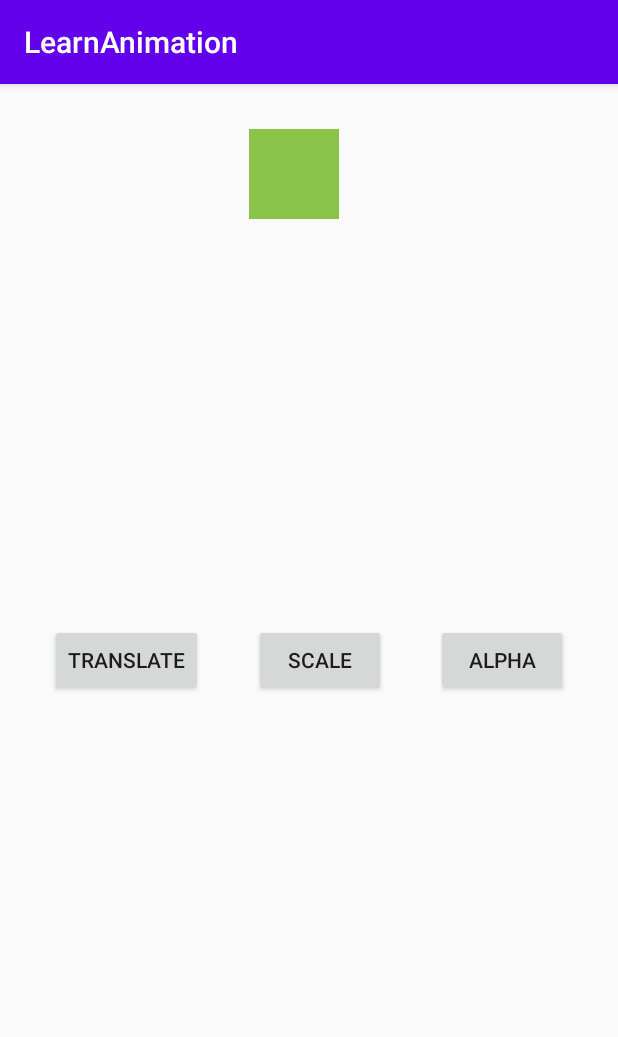
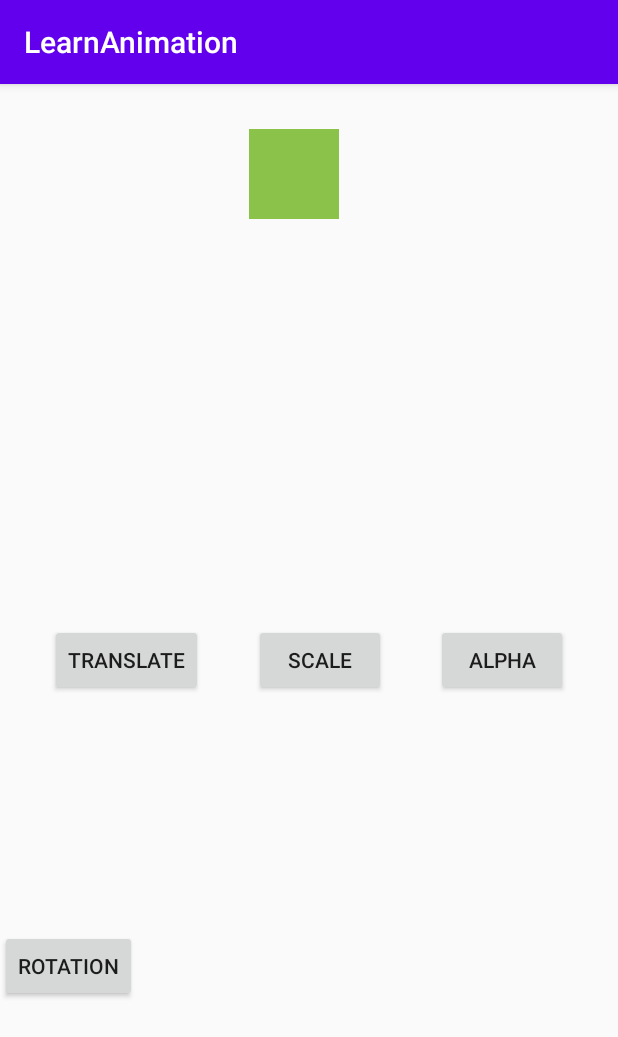
Before and after one commit to trunghaudinh/animation, an Android app: the TweenAnimation screen opened directly, with no data from a screen before it, after a tap on "TRANSLATE", on a phone screen of 412 x 824 dp. Shown: the top 1037 px of the screen. Run offline under Robolectric (Android 15) with nearby library versions, the phone set to English and light mode, and no system bars; 2 other taps on this screen came first.

Commit message:
Add more animation

```diff
--- a/app/src/main/java/vn/trunghaudinh/learnanimation/DrawableAnimation.kt
+++ b/app/src/main/java/vn/trunghaudinh/learnanimation/DrawableAnimation.kt
@@ -17,7 +17,7 @@ class DrawableAnimation : AppCompatActivity() {
 
         animation = imvDoraemon.background as AnimationDrawable?
 
-        btnStart.setOnClickListener {
+        btnStartTranslate.setOnClickListener {
             if (animation?.isRunning!!){
                 animation?.stop()
             }else{
--- a/app/src/main/java/vn/trunghaudinh/learnanimation/TweenAnimation.kt
+++ b/app/src/main/java/vn/trunghaudinh/learnanimation/TweenAnimation.kt
@@ -1,8 +1,10 @@
 package vn.trunghaudinh.learnanimation
 
+import android.animation.AnimatorSet
 import androidx.appcompat.app.AppCompatActivity
 import android.os.Bundle
 import android.view.animation.Animation
+import android.view.animation.AnimationSet
 import android.view.animation.AnimationUtils
 import kotlinx.android.synthetic.main.activity_tween_animation.*
 
@@ -10,21 +12,37 @@ class TweenAnimation : AppCompatActivity() {
 
     var animationTranslate : Animation? = null
     var animationScale : Animation? = null
+    var animationAlpha : Animation? = null
+    var animationRotation : Animation? = null
 
     override fun onCreate(savedInstanceState: Bundle?) {
         super.onCreate(savedInstanceState)
         setContentView(R.layout.activity_tween_animation)
 
-        animationTranslate = AnimationUtils.loadAnimation(this,R.anim.anim_translate);
-        animationScale = AnimationUtils.loadAnimation(this,R.anim.anim_scale);
+        animationTranslate = AnimationUtils.loadAnimation(this,R.anim.anim_translate)
+        animationScale = AnimationUtils.loadAnimation(this,R.anim.anim_scale)
+        animationRotation = AnimationUtils.loadAnimation(this,R.anim.anim_rotation)
+        animationAlpha = AnimationUtils.loadAnimation(this,R.anim.anim_alpha)
 
 
-        btnStart.setOnClickListener {
-            view1.startAnimation(animationTranslate)
+        btnStartTranslate.setOnClickListener {
+            val animationSet = AnimationSet(false)
+            animationSet.addAnimation(animationTranslate)
+//            animationSet.addAnimation(animationAlpha)
+            animationSet.addAnimation(animationRotation)
+            view1.startAnimation(animationSet)
         }
 
-        btnStart2.setOnClickListener {
+        btnStartScale.setOnClickListener {
             view1.startAnimation(animationScale)
+        }
+
+        btnStartRotation.setOnClickListener{
+            view1.startAnimation(animationRotation)
+        }
+
+        btnStartAlpha.setOnClickListener{
+            view1.startAnimation(animationAlpha)
         }
 
     }
--- /dev/null
+++ b/app/src/main/res/anim/anim_alpha.xml
@@ -0,0 +1,7 @@
+<?xml version="1.0" encoding="utf-8"?>
+<set xmlns:android="http://schemas.android.com/apk/res/android">
+    <alpha
+        android:duration="5000"
+        android:fromAlpha="1"
+        android:toAlpha="0"/>
+</set>
--- /dev/null
+++ b/app/src/main/res/anim/anim_rotation.xml
@@ -0,0 +1,9 @@
+<?xml version="1.0" encoding="utf-8"?>
+<set xmlns:android="http://schemas.android.com/apk/res/android">
+    <rotate
+        android:duration="5000"
+        android:fromDegrees="0"
+        android:toDegrees="360"
+        android:pivotX="50%"
+        android:pivotY="50%" />
+</set>
--- a/app/src/main/res/anim/anim_translate.xml
+++ b/app/src/main/res/anim/anim_translate.xml
@@ -1,9 +1,28 @@
 <?xml version="1.0" encoding="utf-8"?>
-<set xmlns:android="http://schemas.android.com/apk/res/android">
+<set xmlns:android="http://schemas.android.com/apk/res/android" >
     <translate
+        android:duration="5000"
         android:fromXDelta="0"
         android:fromYDelta="0"
         android:toXDelta="0"
         android:toYDelta="600"
-        android:duration="5000"/>
+        android:pivotX="50%"
+        android:pivotY="50%"
+        android:repeatMode="restart"/>
+<!--    <set>-->
+<!--        <alpha-->
+<!--            android:duration="5000"-->
+<!--            android:fromAlpha="1"-->
+<!--            android:toAlpha="0"-->
+<!--            android:pivotX="50%"-->
+<!--            android:pivotY="50%"/>-->
+<!--        <rotate-->
+<!--            android:duration="5000"-->
+<!--            android:fromDegrees="0"-->
+<!--            android:pivotX="50%"-->
+<!--            android:pivotY="50%"-->
+<!--            android:toDegrees="360" />-->
+<!--    </set>-->
+
+
 </set>
--- a/app/src/main/res/layout/activity_demo_drawable_animation.xml
+++ b/app/src/main/res/layout/activity_demo_drawable_animation.xml
@@ -16,7 +16,7 @@
         app:layout_constraintTop_toTopOf="parent" />
 
     <Button
-        android:id="@+id/btnStart"
+        android:id="@+id/btnStartTranslate"
         android:layout_width="wrap_content"
         android:layout_height="wrap_content"
         android:text="start"
--- a/app/src/main/res/layout/activity_tween_animation.xml
+++ b/app/src/main/res/layout/activity_tween_animation.xml
@@ -18,36 +18,46 @@
         app:layout_constraintTop_toTopOf="parent" />
 
     <Button
-        android:id="@+id/btnStart3"
+        android:id="@+id/btnStartAlpha"
         android:layout_width="wrap_content"
         android:layout_height="wrap_content"
         android:text="Alpha"
         app:layout_constraintBottom_toBottomOf="parent"
         app:layout_constraintEnd_toEndOf="parent"
         app:layout_constraintHorizontal_bias="0.5"
-        app:layout_constraintStart_toEndOf="@+id/btnStart2"
+        app:layout_constraintStart_toEndOf="@+id/btnStartScale"
         app:layout_constraintTop_toTopOf="parent" />
 
     <Button
-        android:id="@+id/btnStart2"
+        android:id="@+id/btnStartScale"
         android:layout_width="wrap_content"
         android:layout_height="wrap_content"
         android:text="scale"
         app:layout_constraintBottom_toBottomOf="parent"
-        app:layout_constraintEnd_toStartOf="@+id/btnStart3"
+        app:layout_constraintEnd_toStartOf="@+id/btnStartAlpha"
         app:layout_constraintHorizontal_bias="0.5"
-        app:layout_constraintStart_toEndOf="@+id/btnStart"
+        app:layout_constraintStart_toEndOf="@+id/btnStartTranslate"
         app:layout_constraintTop_toTopOf="parent" />
 
     <Button
-        android:id="@+id/btnStart"
+        android:id="@+id/btnStartTranslate"
         android:layout_width="wrap_content"
         android:layout_height="wrap_content"
         android:text="Translate"
         app:layout_constraintBottom_toBottomOf="parent"
-        app:layout_constraintEnd_toStartOf="@+id/btnStart2"
+        app:layout_constraintEnd_toStartOf="@+id/btnStartScale"
         app:layout_constraintHorizontal_bias="0.5"
         app:layout_constraintStart_toStartOf="parent"
         app:layout_constraintTop_toTopOf="parent" />
 
+    <Button
+        android:id="@+id/btnStartRotation"
+        android:layout_width="wrap_content"
+        android:layout_height="wrap_content"
+        android:text="Rotation"
+        app:layout_constraintBottom_toBottomOf="parent"
+        app:layout_constraintStart_toStartOf="parent"
+        app:layout_constraintTop_toBottomOf="@+id/btnStartTranslate" />
+
+
 </androidx.constraintlayout.widget.ConstraintLayout>
```
